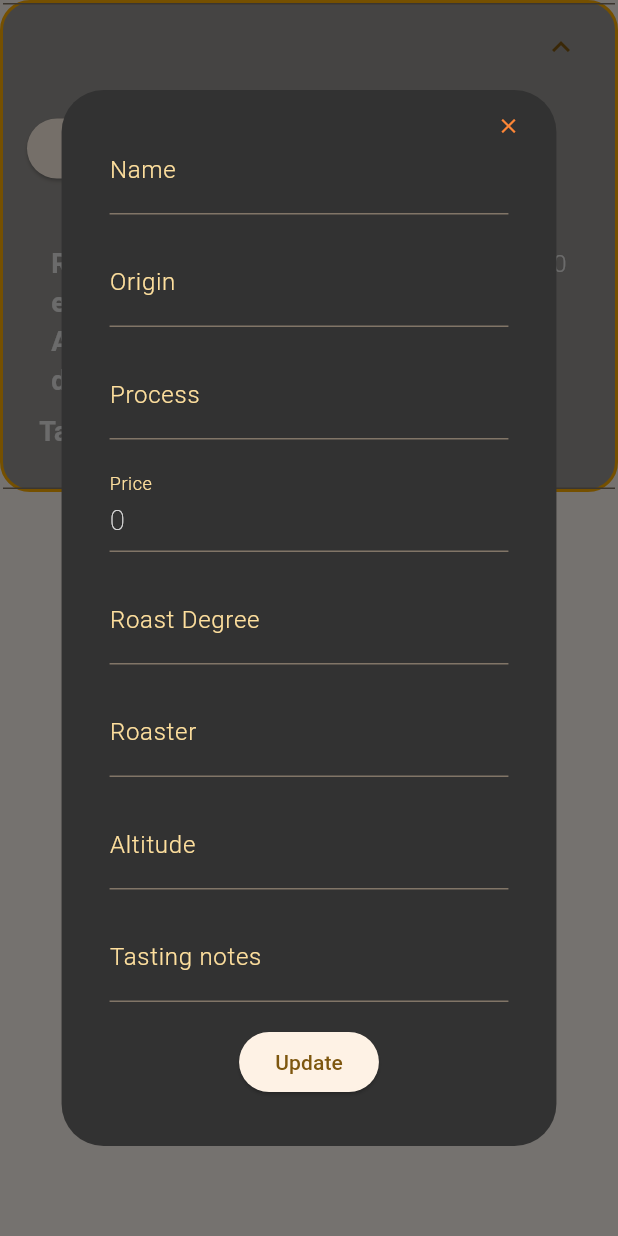
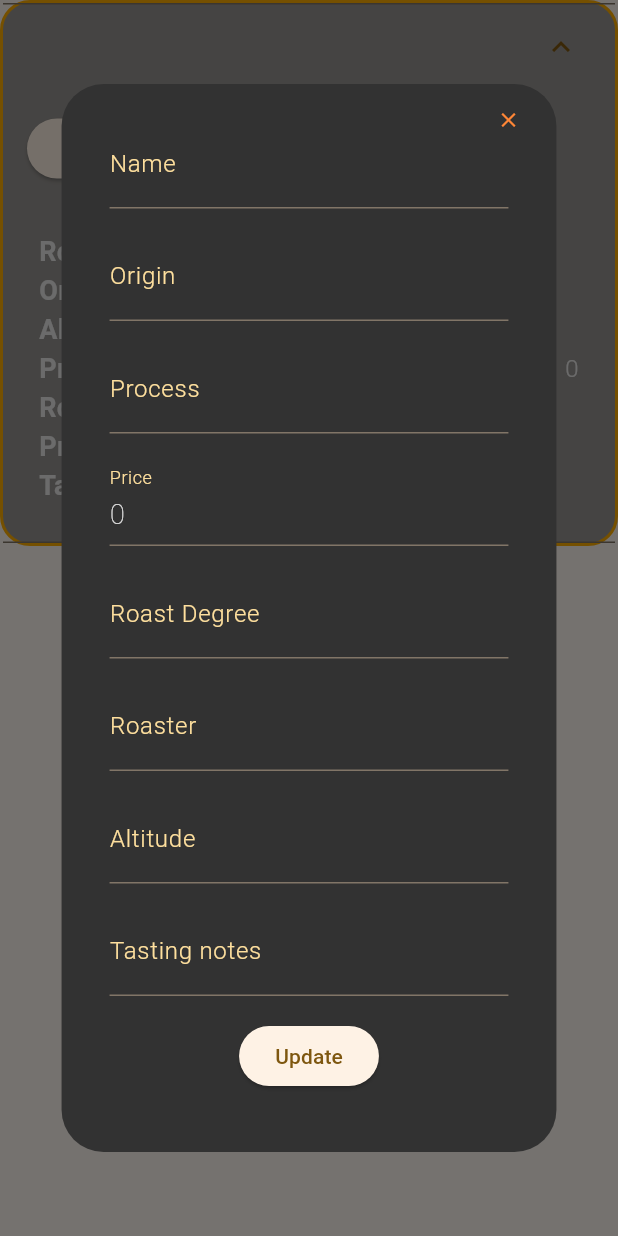
Before and after one commit to Tatok-n/beanBoi-frontend, a Flutter app: the DataCard widget shown alone on an empty page, opened directly with empty values, after a tap on the "expand more" icon, after a tap on "Edit", on a phone screen of 412 x 824 dp. Run offline on Flutter 3.47's test engine with Material 3 defaults, Android fonts, the light colour scheme and no system bars; our stand-ins replace simple_animations, supercharged; network calls fail.

Commit message:
Made UI for beans responsive

```diff
--- a/beanboi_frontend/lib/widgets/beanDisplay.dart
+++ b/beanboi_frontend/lib/widgets/beanDisplay.dart
@@ -33,7 +33,6 @@ class _BeansState extends State<BeansDisplay> {
   late Beandialog dialog = Beandialog(
     initialValues: addInitialValue,
     buttonText: "Add",
-    saveFunction: ()=>{},
   );
 
   bool isLoading = true;
--- a/beanboi_frontend/lib/widgets/displayUtils/beanDialog.dart
+++ b/beanboi_frontend/lib/widgets/displayUtils/beanDialog.dart
@@ -4,18 +4,17 @@ import 'dart:ui';
 import 'package:flutter/material.dart';
 import 'package:beanboi_frontend/widgets/displayUtils/userPrefs.dart';
 
+
 class Beandialog extends StatelessWidget {
   final Map<dynamic, dynamic> initialValues;
   final Map<dynamic, dynamic> mapToEdit = {};
   final String buttonText;
-  final Function saveFunction;
   bool formComplete = false;
   final Userprefs prefs = Userprefs();
 
   Beandialog({
     required this.initialValues,
     required this.buttonText,
-    required this.saveFunction,
   });
 
   @override
@@ -24,7 +23,10 @@ class Beandialog extends StatelessWidget {
     final prefs = Userprefs();
     return AlertDialog(
       backgroundColor: prefs.black3,
-      content: Stack(
+      content: SingleChildScrollView(
+        child: Padding(
+          padding: const EdgeInsets. only(bottom: 8.0),
+          child: Stack(
             clipBehavior: Clip.none,
             children: <Widget>[
               Positioned(
@@ -44,7 +46,7 @@ class Beandialog extends StatelessWidget {
               Form(
                 key: _formKey,
                 child: Column(
-              mainAxisSize: MainAxisSize.min,
+                  mainAxisSize: MainAxisSize.max,
                   children: <Widget>[
                     GetFormField(initialValues, mapToEdit, "name", "Enter bean name", "Name"),
                     GetFormField(initialValues, mapToEdit, "origin", "Enter bean Origin", "Origin"),
@@ -63,7 +65,6 @@ class Beandialog extends StatelessWidget {
                             _formKey.currentState!.save();
                             Navigator.of(context).pop();
                             formComplete = true;
-                        //saveFunction();
                           }
                         },
                       ),
@@ -72,6 +73,8 @@ class Beandialog extends StatelessWidget {
                 ),
               ),
             ],
+          ),
+        ),
       ),
     );
   }
--- a/beanboi_frontend/lib/widgets/displayUtils/dataCard.dart
+++ b/beanboi_frontend/lib/widgets/displayUtils/dataCard.dart
@@ -11,26 +11,29 @@ class DataCard extends StatelessWidget {
   final Map<dynamic, dynamic> data;
   late final Beandialog dialog;
   final String user;
+  final Function() updateBeanCallback;
 
   DataCard(this.data, this.updateBeanCallback, this.user, {super.key}) {
     dialog = Beandialog(
       initialValues: data,
       buttonText: "Update",
-      saveFunction: updateBeanCallback,
     );
   }
-  final Function() updateBeanCallback;
-
 
   final Userprefs userprefs = Userprefs();
 
   @override
   Widget build(BuildContext context) {
+    return LayoutBuilder(
+      builder: (BuildContext context, BoxConstraints constraints) {
+        bool isSmallScreen = constraints.maxWidth < 500;
+
         return Container(
           decoration: BoxDecoration(
             color: const Color.fromARGB(125, 43, 43, 43),
-          borderRadius: BorderRadius.all(Radius.circular(20)),
-          border: Border.all(color: userprefs.mainAccent, width: 2)),
+            borderRadius: const BorderRadius.all(Radius.circular(20)),
+            border: Border.all(color: userprefs.mainAccent, width: 2),
+          ),
           child: ExpansionTile(
             title: Text(
               data["name"],
@@ -40,51 +43,7 @@ class DataCard extends StatelessWidget {
               ),
             ),
             children: [
-          Align(
-            alignment: Alignment.topLeft,
-            child: Padding(
-              padding: const EdgeInsets.all(8.0),
-              child: Row(
-
-                children: [
-                  Padding(
-                    padding: const EdgeInsets.all(8.0),
-                    child: ElevatedButton(
-                      onPressed: () async {
-                        await showDialog<void>(
-                          context: context,
-                          builder: (BuildContext context) => dialog,
-
-                        );
-                        if (dialog.formComplete) {
-                          updateBeans(dialog.mapToEdit);
-                          dialog.formComplete = false;
-                          updateBeanCallback();
-                        }
-
-                      },
-                      child: Row(
-                        mainAxisSize: MainAxisSize.min,
-                        children: [Icon(Icons.edit), Text("Edit")],
-                      ),
-                    ),
-                  ), Padding(
-                    padding: const EdgeInsets.all(8.0),
-                    child: ElevatedButton(
-                      onPressed: () async {
-                        await deleteBean();
-                        updateBeanCallback();
-                      },
-                      child: Row(
-                        mainAxisSize: MainAxisSize.min,
-                        children: [Icon(Icons.delete), Text("Delete")],
-                      ),
-                    ),
-                  )
-                ],
-              ),
-            ),
-          ),
+              _buildActionButtons(context),
               Padding(
                 padding: const EdgeInsets.only(left: 8.0, right: 8.0, bottom: 8.0),
                 child: Container(
@@ -94,20 +53,92 @@ class DataCard extends StatelessWidget {
                       bottomRight: Radius.circular(20),
                     ),
                   ),
-              padding: EdgeInsets.all(16.0),
-              child: Column(
+                  padding: const EdgeInsets.all(16.0),
+                  child: isSmallScreen ? _buildSingleColumnLayout() : _buildTwoColumnLayout(),
+                ),
+              ),
+            ],
+          ),
+        );
+      },
+    );
+  }
+
+
+  Widget _buildActionButtons(BuildContext context) {
+    return Align(
+      alignment: Alignment.topLeft,
+      child: Padding(
+        padding: const EdgeInsets.all(8.0),
+        child: Row(
+          children: [
+            _buildActionButton(Icons.edit, "Edit", () async {
+              await showDialog<void>(
+                context: context,
+                builder: (BuildContext context) => dialog,
+              );
+              if (dialog.formComplete) {
+                updateBeans(dialog.mapToEdit);
+                dialog.formComplete = false;
+                updateBeanCallback();
+              }
+            }),
+            _buildActionButton(Icons.delete, "Delete", () async {
+              await deleteBean();
+              updateBeanCallback();
+            }),
+          ],
+        ),
+      ),
+    );
+  }
+
+
+  Widget _buildActionButton(IconData icon, String text, VoidCallback onPressed) {
+    return Padding(
+      padding: const EdgeInsets.all(8.0),
+      child: ElevatedButton(
+        onPressed: onPressed,
+        child: Row(
+          mainAxisSize: MainAxisSize.min,
+          children: [Icon(icon), Text(text)],
+        ),
+      ),
+    );
+  }
+
+
+  Widget _buildSingleColumnLayout() {
+    return Column(
+      crossAxisAlignment: CrossAxisAlignment.start,
+      children: [
+        Label("Roaster", data["roaster"].toString()),
+        Label("Origin", data["origin"].toString()),
+        Label("Altitude", data["altitude"].toString()),
+        Label("Price", data["price"].toString()),
+        Label("Roast Degree", data["roastDegree"].toString()),
+        Label("Process", data["process"].toString()),
+        Label("Tasting Notes", data["tastingNotes"].toString()),
+      ],
+    );
+  }
+
+
+  Widget _buildTwoColumnLayout() {
+    return Column(
       children: [
         Row(
-                    mainAxisSize: MainAxisSize.max,
+          crossAxisAlignment: CrossAxisAlignment.start,
           children: [
             Expanded(
               child: Padding(
                 padding: const EdgeInsets.all(8.0),
                 child: Column(
-                            mainAxisSize: MainAxisSize.max,
+                  crossAxisAlignment: CrossAxisAlignment.start,
                   children: [
                     Label("Roaster", data["roaster"].toString()),
-                              Label("Altitude", data["altitude"].toString())
+                    Label("Origin", data["origin"].toString()),
+                    Label("Altitude", data["altitude"].toString()),
                   ],
                 ),
               ),
@@ -116,36 +147,20 @@ class DataCard extends StatelessWidget {
               child: Padding(
                 padding: const EdgeInsets.all(8.0),
                 child: Column(
-                            mainAxisSize: MainAxisSize.max,
+                  crossAxisAlignment: CrossAxisAlignment.start,
                   children: [
-                              Label("Origin", data["origin"].toString()),
-                              Label("Process", data["process"].toString())
+                    Label("Price", data["price"].toString()),
+                    Label("Roast Degree", data["roastDegree"].toString()),
+                    Label("Process", data["process"].toString()),
                   ],
                 ),
               ),
             ),
-                      Expanded(
-                        child: Padding(
-                          padding: const EdgeInsets.all(8.0),
-                          child: Column(
-                            mainAxisSize: MainAxisSize.max,
-                            children: [
-                              Label("Price", data["price"].toString()),
-                              Label("Roast Degree", data["roastDegree"].toString())
+
           ],
         ),
-                        ),
-                      ),
-                    ],
-                  ),
-                  Container(
-                      child: Label("Tasting notes", data["tastingNotes"].toString()))
-                ],
-              ),
-            ),
-          )
-        ],
-      ),
+        Label("Tasting Notes", data["tastingNotes"].toString()),],
+
     );
   }
 
@@ -153,10 +168,9 @@ class DataCard extends StatelessWidget {
     try {
       await beanCaller.deleteBean(user, data["id"]);
     } catch (e) {
-      print("Error deleting beans: $e");
+      print("Error deleting bean: $e");
     }
   }
-
 
   Future<void> updateBeans(beanToUpdate) async {
     try {
@@ -169,13 +183,13 @@ class DataCard extends StatelessWidget {
         "roaster": beanToUpdate["roaster"],
         "altitude": beanToUpdate["altitude"],
         "tastingNotes": beanToUpdate["tastingNotes"],
-        "id" : data["id"],
-        "uid" : data["uid"],
-        "isActive" : data["isActive"]
+        "id": data["id"],
+        "uid": data["uid"],
+        "isActive": data["isActive"]
       };
       await beanCaller.updateBean(updatedBeans, user);
     } catch (e) {
-      print("Error updatingBeans beans: $e");
+      print("Error updating bean: $e");
     }
   }
 }
--- a/beanboi_frontend/lib/widgets/displayUtils/userPrefs.dart
+++ b/beanboi_frontend/lib/widgets/displayUtils/userPrefs.dart
@@ -14,9 +14,11 @@ class Userprefs {
 
   Color white1 = Color.fromARGB(255, 233, 233, 233);
 
-  double bigFont = 24;
-  double mediumFont = 18;
-  double smallFont = 16;
+    double baseFontSize = 16;
+
+  double get bigFont => baseFontSize * 1.5;
+  double get mediumFont => baseFontSize * 1.125;
+  double get smallFont => baseFontSize;
 
   TextStyle get smallHeading => TextStyle(fontFamily: 'Roboto', fontSize: mediumFont, color: white1, fontWeight: FontWeight.bold);
   TextStyle get smallText => TextStyle(fontFamily: 'Roboto', fontSize: smallFont, color: white1, fontWeight: FontWeight.w300);
@@ -24,4 +26,6 @@ class Userprefs {
   TextStyle get smallInputText => TextStyle(fontFamily: 'Roboto', fontSize: mediumFont, color: white1, fontWeight: FontWeight.w100);
 
 
+
+
 }
```
Also changed, not shown: beanboi_frontend/lib/controllers/httpManager.dart (+14 -1 lines). Lines whose indentation alone changed are shown as unchanged.
